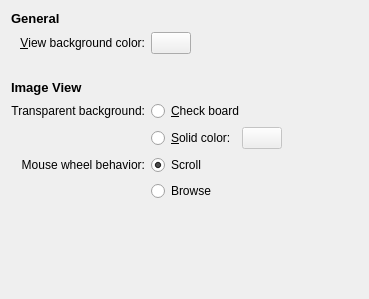
First picture: the form in app/configdialog.ui, repository KDE/gwenview, before the edit.
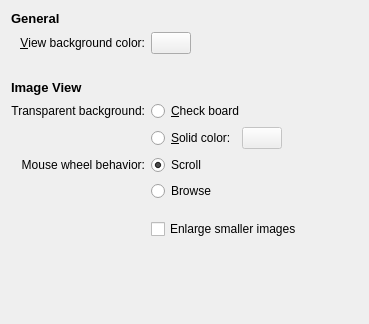
Second picture: the form after the edit. Custom widgets are drawn as their Qt base class.

Commit message: New option to enlarge smaller images in zoom to fit mode. BUG: 137982

Patch:
```diff
--- a/app/configdialog.ui
+++ b/app/configdialog.ui
@@ -6,7 +6,7 @@
     <x>0</x>
     <y>0</y>
     <width>369</width>
-    <height>299</height>
+    <height>324</height>
    </rect>
   </property>
   <layout class="QGridLayout" name="gridLayout" >
@@ -228,7 +228,31 @@
      </item>
     </layout>
    </item>
-   <item row="8" column="0" colspan="2" >
+   <item row="9" column="1" >
+    <layout class="QHBoxLayout" name="horizontalLayout_3" >
+     <item>
+      <widget class="QCheckBox" name="kcfg_EnlargeSmallerImages" >
+       <property name="text" >
+        <string>Enlarge smaller images</string>
+       </property>
+      </widget>
+     </item>
+     <item>
+      <spacer name="horizontalSpacer_3" >
+       <property name="orientation" >
+        <enum>Qt::Horizontal</enum>
+       </property>
+       <property name="sizeHint" stdset="0" >
+        <size>
+         <width>40</width>
+         <height>20</height>
+        </size>
+       </property>
+      </spacer>
+     </item>
+    </layout>
+   </item>
+   <item row="10" column="0" colspan="2" >
     <spacer>
      <property name="orientation" >
       <enum>Qt::Vertical</enum>
@@ -241,6 +265,22 @@
      </property>
     </spacer>
    </item>
+   <item row="8" column="1" >
+    <spacer name="verticalSpacer" >
+     <property name="orientation" >
+      <enum>Qt::Vertical</enum>
+     </property>
+     <property name="sizeType" >
+      <enum>QSizePolicy::Fixed</enum>
+     </property>
+     <property name="sizeHint" stdset="0" >
+      <size>
+       <width>20</width>
+       <height>12</height>
+      </size>
+     </property>
+    </spacer>
+   </item>
   </layout>
  </widget>
  <customwidgets>
```
The commit also changes 4 other files.
